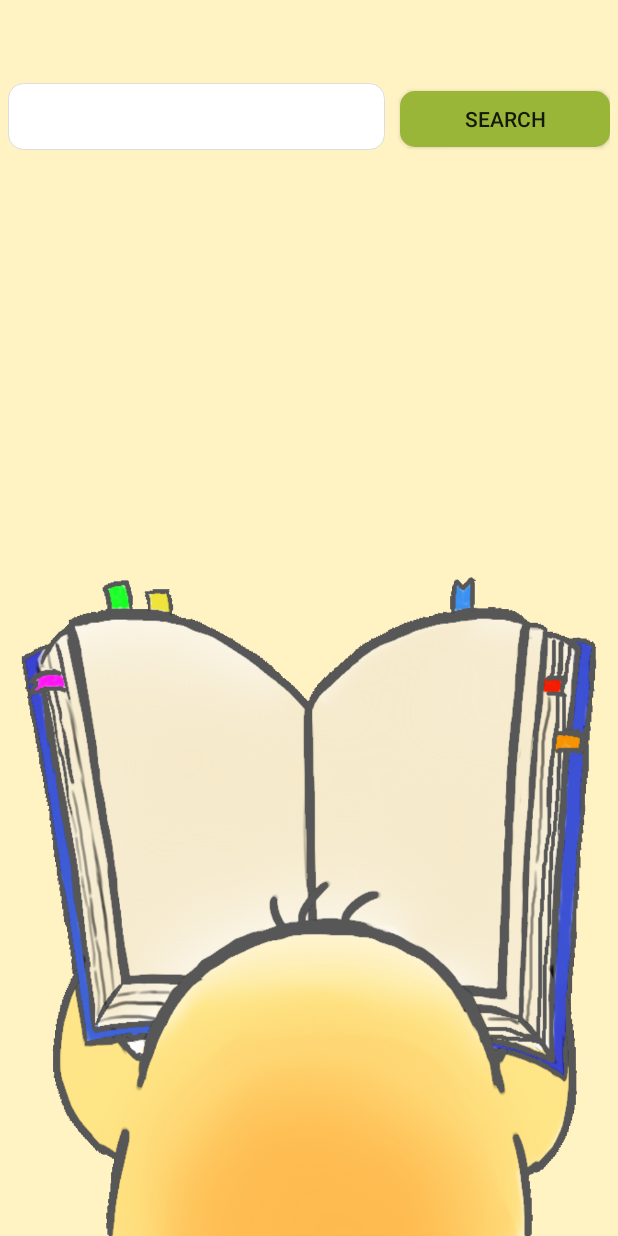
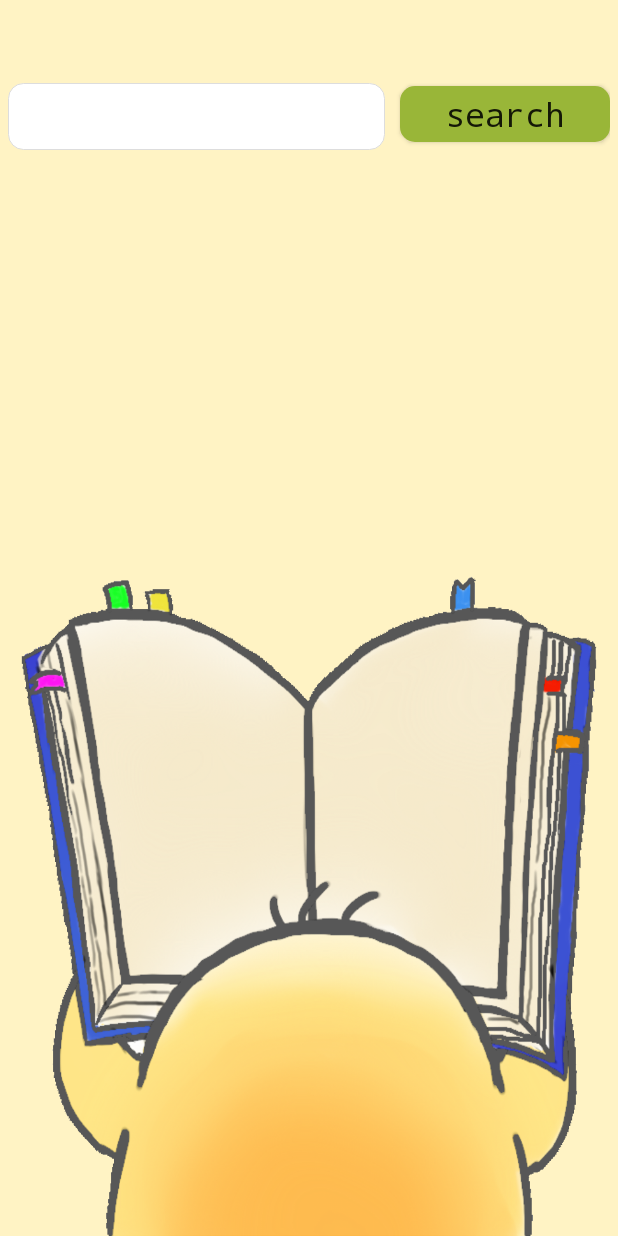
Before and after one commit to aiyzod/vocabulary_test, an Android app: the StudyActivity screen opened directly, with no data from a screen before it, on a phone screen of 412 x 824 dp. Run offline under Robolectric (Android 15) with nearby library versions, the phone set to English and light mode, and no system bars; Roboto replaces fonts that are not available here; 2 statements that could not run were skipped.

Commit message:
search style change

```diff
--- a/app/src/main/res/layout/activity_study.xml
+++ b/app/src/main/res/layout/activity_study.xml
@@ -36,7 +36,10 @@
                 android:layout_height="37dp"
                 android:layout_weight="1"
                 android:background="@drawable/shape_submit_btn"
-                android:text="search" />
+                android:text="search"
+                android:textAppearance="@style/TextAppearance.AppCompat.Widget.PopupMenu.Large"
+                android:textSize="22sp"
+                android:typeface="monospace" />
 
         </LinearLayout>
 
```
